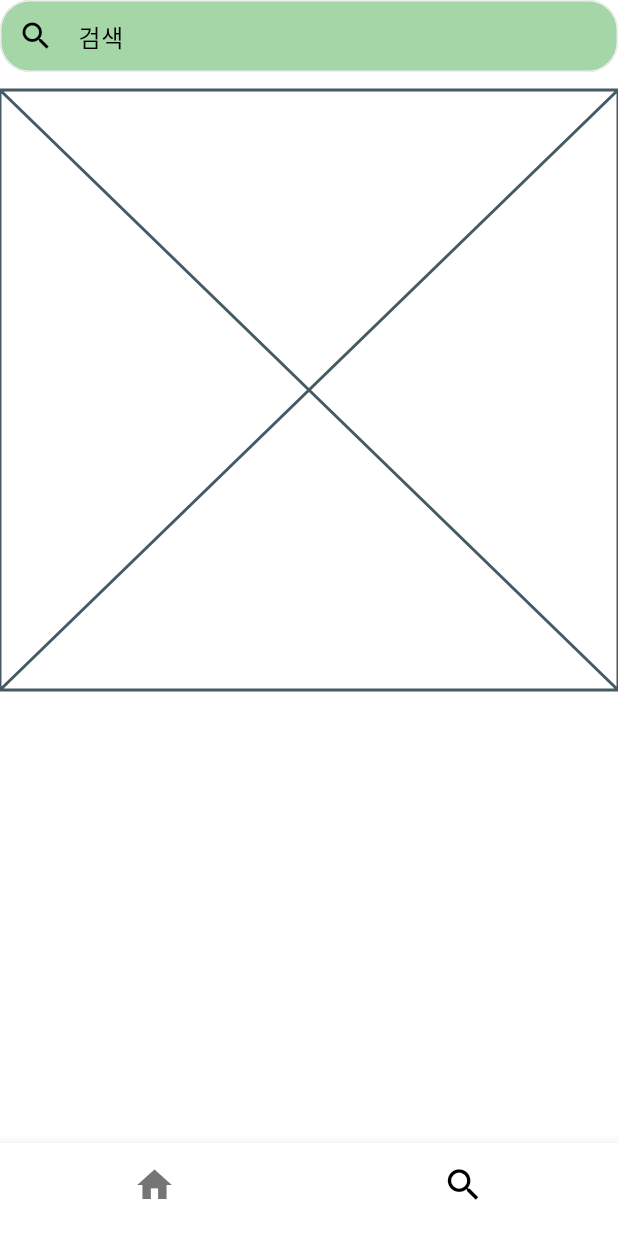
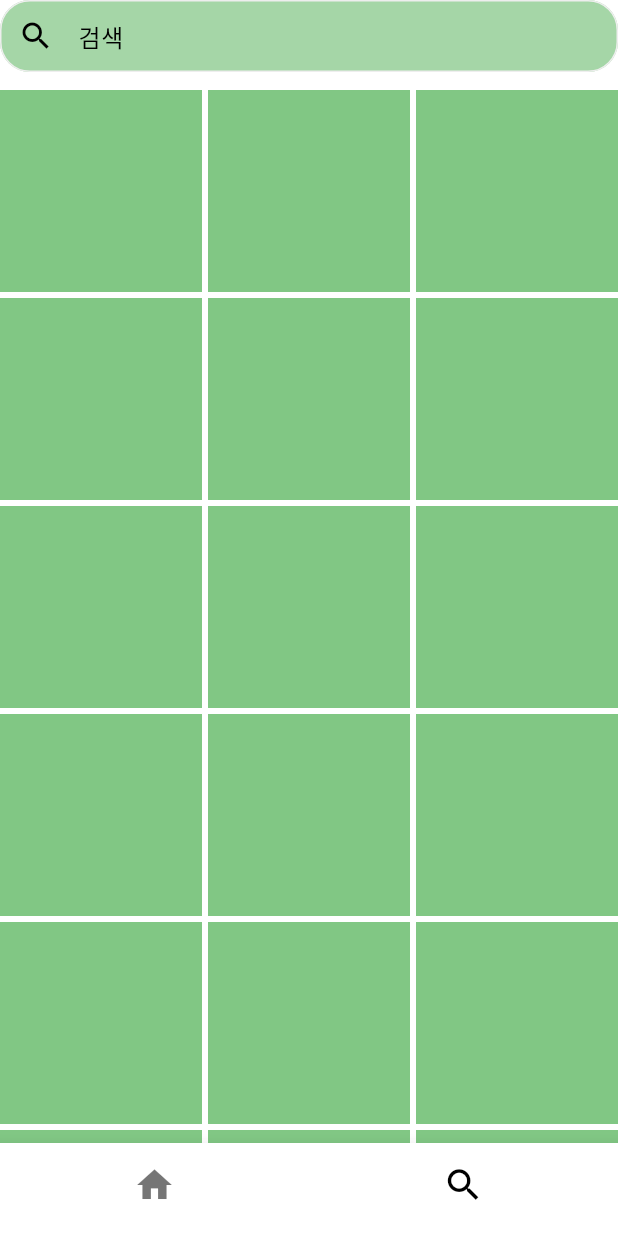
Before and after one commit to HiddenEvent/first_app, a Flutter app: the screen it shows after launch, item 2 of the bottom bar chosen, on a phone screen of 412 x 824 dp. Run offline on Flutter 3.47's test engine with Material 3 defaults, Android fonts, the phone set to English and light mode, and no system bars; our stand-ins replace google_fonts.

Commit message:
[인스타 클론] search_screen 그리드 목록 처리 완료

```diff
--- a/lib/screen/search_screen.dart
+++ b/lib/screen/search_screen.dart
@@ -51,11 +51,21 @@ class SearchTextBar extends StatelessWidget {
   }
 }
 
+final gridItems = List.generate(30, (index) => Colors.green.shade300);
+
 class SearchGrid extends StatelessWidget {
   const SearchGrid({super.key});
 
   @override
   Widget build(BuildContext context) {
-    return const Placeholder();
+    return GridView.count(
+      padding: EdgeInsets.zero,
+      mainAxisSpacing: 4,
+      crossAxisSpacing: 4,
+      crossAxisCount: 3,
+      shrinkWrap: true,
+      physics: const NeverScrollableScrollPhysics(),
+      children: gridItems.map((color) => Container(color: color)).toList(),
+    );
   }
 }
```
